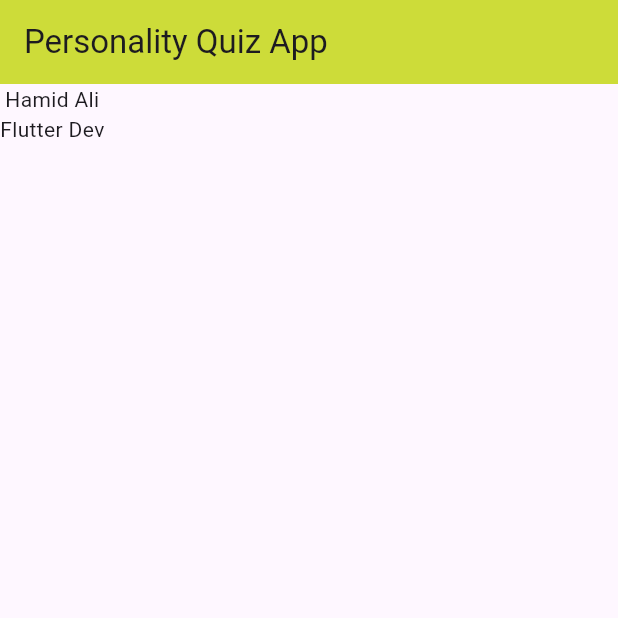
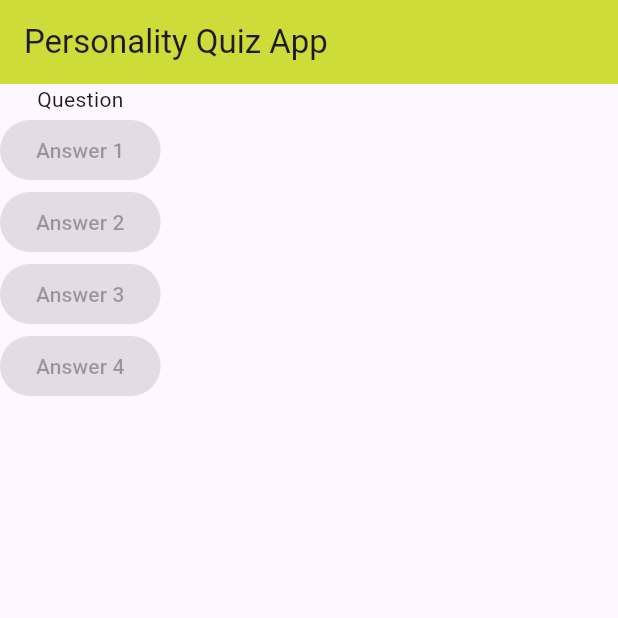
Before and after one commit to HamidAliSE/flutter_complete_guide, a Flutter app: the screen it shows after launch, on a phone screen of 412 x 824 dp, the top half of it. Run offline on Flutter 3.47's test engine with Material 3 defaults, Android fonts, the phone set to English and light mode, and no system bars.

Commit message:
add: question & answer widgets

```diff
--- a/lib/main.dart
+++ b/lib/main.dart
@@ -13,7 +13,15 @@ class MyApp extends StatelessWidget {
           title: Text('Personality Quiz App'),
           backgroundColor: Colors.lime,
         ),
-        body: Column(children: [Text('Hamid Ali'), Text('Flutter Dev')]),
+        body: Column(
+          children: [
+            Text('Question'),
+            ElevatedButton(onPressed: null, child: Text('Answer 1')),
+            ElevatedButton(onPressed: null, child: Text('Answer 2')),
+            ElevatedButton(onPressed: null, child: Text('Answer 3')),
+            ElevatedButton(onPressed: null, child: Text('Answer 4')),
+          ],
+        ),
       ),
     );
   }
```
